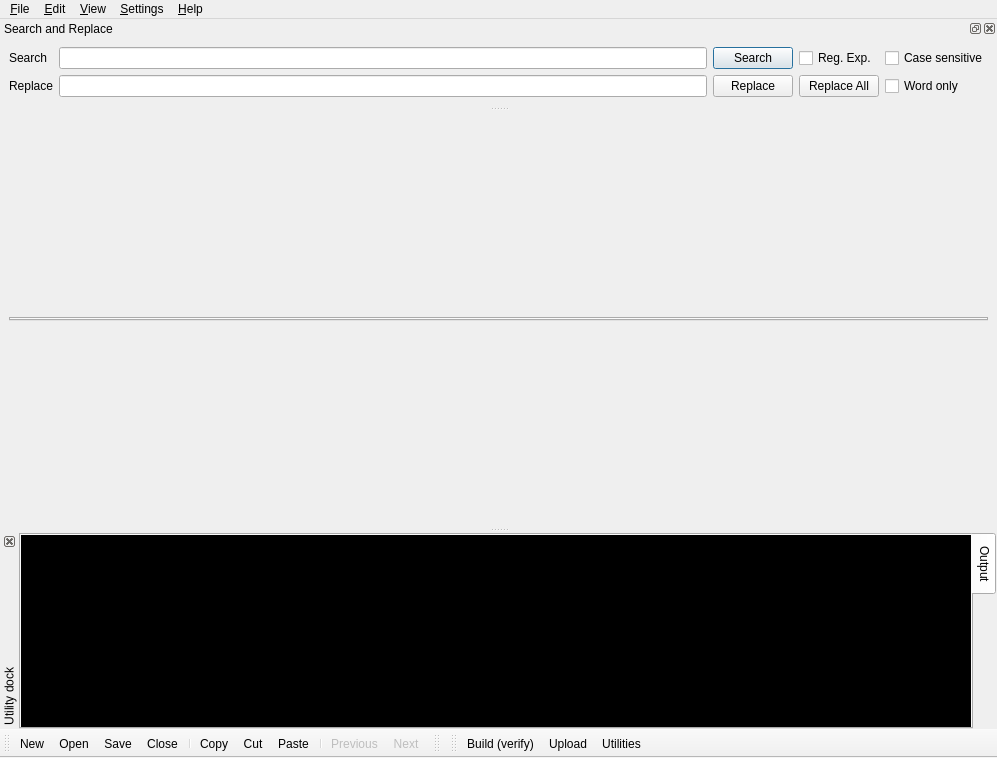
Above: gui/MainWindow.ui from mupuf/arduide before the change. Below: the same form after it.
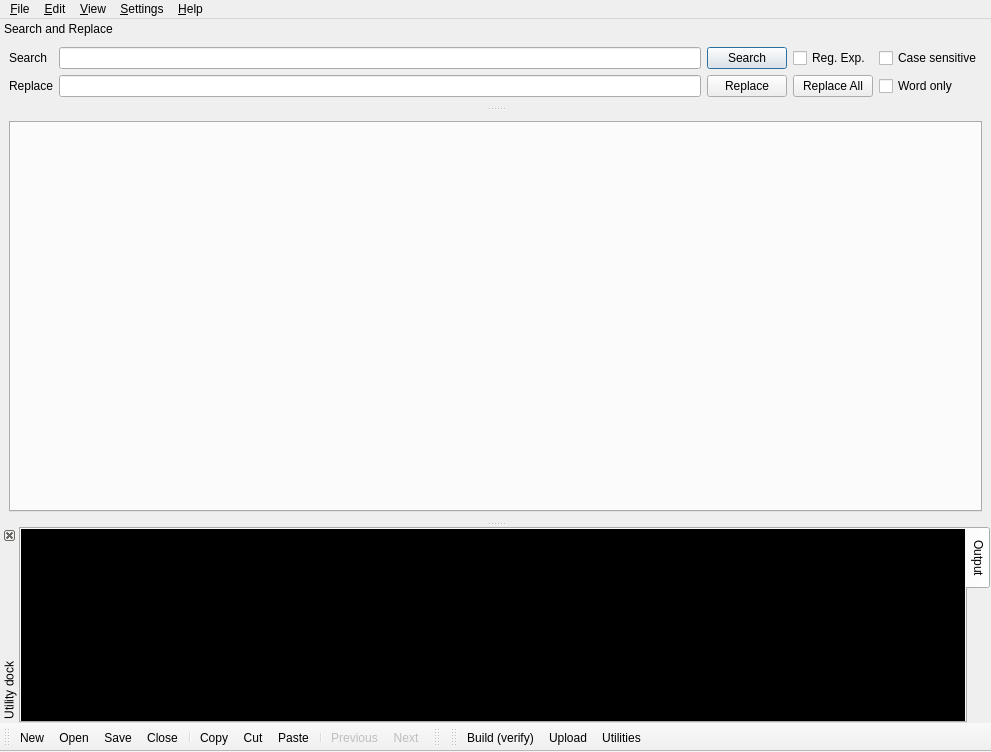
That is the form after the change. Icons and pictures are not drawn. Custom widgets are drawn as their Qt base class.

Commit message: some improvements to the search/replace feature

```diff
--- a/gui/MainWindow.ui
+++ b/gui/MainWindow.ui
@@ -6,8 +6,8 @@
    <rect>
     <x>0</x>
     <y>0</y>
-    <width>997</width>
-    <height>758</height>
+    <width>991</width>
+    <height>752</height>
    </rect>
   </property>
   <property name="windowTitle">
@@ -18,7 +18,7 @@
     <item>
      <widget class="QTabWidget" name="tabWidget">
       <property name="sizePolicy">
-       <sizepolicy hsizetype="Minimum" vsizetype="Maximum">
+       <sizepolicy hsizetype="Preferred" vsizetype="Preferred">
         <horstretch>0</horstretch>
         <verstretch>0</verstretch>
        </sizepolicy>
@@ -35,7 +35,7 @@
     <rect>
      <x>0</x>
      <y>0</y>
-     <width>997</width>
+     <width>991</width>
      <height>20</height>
     </rect>
    </property>
@@ -224,18 +224,18 @@
    <property name="enabled">
     <bool>true</bool>
    </property>
-   <property name="sizePolicy">
-    <sizepolicy hsizetype="MinimumExpanding" vsizetype="MinimumExpanding">
-     <horstretch>0</horstretch>
-     <verstretch>0</verstretch>
-    </sizepolicy>
-   </property>
    <property name="maximumSize">
     <size>
      <width>524287</width>
-     <height>100</height>
+     <height>90</height>
     </size>
    </property>
+   <property name="styleSheet">
+    <string notr="true"/>
+   </property>
+   <property name="features">
+    <set>QDockWidget::DockWidgetMovable</set>
+   </property>
    <property name="windowTitle">
     <string>Search and Replace</string>
    </property>
```
Left out of the diff: 4 changed lines with no effect on the pictures. The commit also changes 5 other files.
